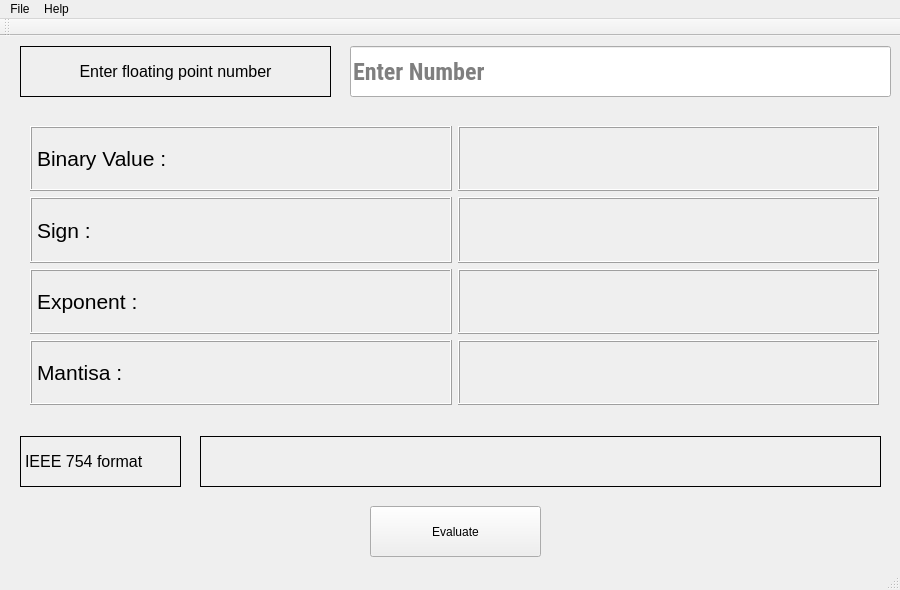
Qt form mainwindow.ui (xzeck/COA) before a commit.
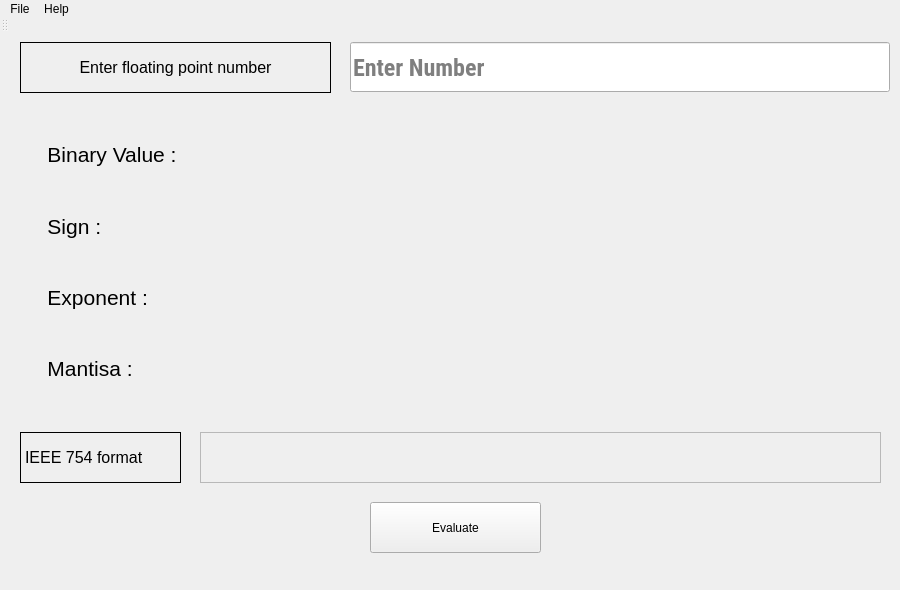
The same form after that commit.

Commit message: Bug fixes, code cleanup and changed the UI a bit still needs fixes

```diff
--- a/mainwindow.ui
+++ b/mainwindow.ui
@@ -20,7 +20,11 @@
    <string>IEE754 Converter</string>
   </property>
   <property name="autoFillBackground">
-   <bool>true</bool>
+   <bool>false</bool>
+  </property>
+  <property name="styleSheet">
+   <string notr="true">border-color: rgb(233, 30, 99);
+selection-color: rgb(170, 85, 127);</string>
   </property>
   <property name="documentMode">
    <bool>false</bool>
@@ -35,11 +39,23 @@
       <height>51</height>
      </rect>
     </property>
+    <property name="maximumSize">
+     <size>
+      <width>311</width>
+      <height>51</height>
+     </size>
+    </property>
     <property name="font">
      <font>
       <pointsize>12</pointsize>
      </font>
     </property>
+    <property name="autoFillBackground">
+     <bool>true</bool>
+    </property>
+    <property name="styleSheet">
+     <string notr="true"/>
+    </property>
     <property name="frameShape">
      <enum>QFrame::Box</enum>
     </property>
@@ -77,8 +93,8 @@
      <rect>
       <x>350</x>
       <y>10</y>
-      <width>541</width>
-      <height>51</height>
+      <width>540</width>
+      <height>50</height>
      </rect>
     </property>
     <property name="font">
@@ -92,6 +108,9 @@
     <property name="toolTip">
      <string>Type your number here</string>
     </property>
+    <property name="styleSheet">
+     <string notr="true"/>
+    </property>
     <property name="placeholderText">
      <string>Enter Number</string>
     </property>
@@ -116,37 +135,58 @@
       <layout class="QVBoxLayout" name="LabelVerticalLayout">
        <item>
         <widget class="QLabel" name="BinaryValueLabel">
+         <property name="minimumSize">
+          <size>
+           <width>100</width>
+           <height>51</height>
+          </size>
+         </property>
          <property name="font">
           <font>
            <pointsize>16</pointsize>
           </font>
          </property>
-         <property name="frameShape">
-          <enum>QFrame::Box</enum>
+         <property name="styleSheet">
+          <string notr="true"/>
          </property>
          <property name="frameShadow">
           <enum>QFrame::Raised</enum>
          </property>
+         <property name="lineWidth">
+          <number>5</number>
+         </property>
          <property name="text">
-          <string>Binary Value :</string>
+          <string>   Binary Value :</string>
+         </property>
+         <property name="margin">
+          <number>1</number>
          </property>
         </widget>
        </item>
        <item>
         <widget class="QLabel" name="Sign">
+         <property name="minimumSize">
+          <size>
+           <width>100</width>
+           <height>51</height>
+          </size>
+         </property>
          <property name="font">
           <font>
            <pointsize>16</pointsize>
           </font>
          </property>
+         <property name="styleSheet">
+          <string notr="true"/>
+         </property>
          <property name="frameShape">
-          <enum>QFrame::Box</enum>
+          <enum>QFrame::NoFrame</enum>
          </property>
          <property name="frameShadow">
           <enum>QFrame::Raised</enum>
          </property>
          <property name="text">
-          <string>Sign :</string>
+          <string>   Sign :</string>
          </property>
          <property name="alignment">
           <set>Qt::AlignLeading|Qt::AlignLeft|Qt::AlignVCenter</set>
@@ -155,19 +195,28 @@
        </item>
        <item>
         <widget class="QLabel" name="Exponent">
+         <property name="minimumSize">
+          <size>
+           <width>100</width>
+           <height>51</height>
+          </size>
+         </property>
          <property name="font">
           <font>
            <pointsize>16</pointsize>
           </font>
          </property>
+         <property name="styleSheet">
+          <string notr="true"/>
+         </property>
          <property name="frameShape">
-          <enum>QFrame::Box</enum>
+          <enum>QFrame::NoFrame</enum>
          </property>
          <property name="frameShadow">
           <enum>QFrame::Raised</enum>
          </property>
          <property name="text">
-          <string>Exponent :</string>
+          <string>   Exponent :</string>
          </property>
          <property name="alignment">
           <set>Qt::AlignLeading|Qt::AlignLeft|Qt::AlignVCenter</set>
@@ -176,19 +225,28 @@
        </item>
        <item>
         <widget class="QLabel" name="Mantisa">
+         <property name="minimumSize">
+          <size>
+           <width>100</width>
+           <height>51</height>
+          </size>
+         </property>
          <property name="font">
           <font>
            <pointsize>16</pointsize>
           </font>
          </property>
+         <property name="styleSheet">
+          <string notr="true"/>
+         </property>
          <property name="frameShape">
-          <enum>QFrame::Box</enum>
+          <enum>QFrame::NoFrame</enum>
          </property>
          <property name="frameShadow">
           <enum>QFrame::Raised</enum>
          </property>
          <property name="text">
-          <string>Mantisa :</string>
+          <string>   Mantisa :</string>
          </property>
          <property name="alignment">
           <set>Qt::AlignLeading|Qt::AlignLeft|Qt::AlignVCenter</set>
@@ -201,6 +259,12 @@
       <layout class="QVBoxLayout" name="TextVerticalLayout">
        <item>
         <widget class="QLabel" name="BinaryDisplayLabel">
+         <property name="minimumSize">
+          <size>
+           <width>100</width>
+           <height>51</height>
+          </size>
+         </property>
          <property name="font">
           <font>
            <pointsize>14</pointsize>
@@ -209,8 +273,11 @@
          <property name="toolTip">
           <string>Displays the Binary value of number you entered</string>
          </property>
+         <property name="styleSheet">
+          <string notr="true"/>
+         </property>
          <property name="frameShape">
-          <enum>QFrame::Box</enum>
+          <enum>QFrame::NoFrame</enum>
          </property>
          <property name="frameShadow">
           <enum>QFrame::Raised</enum>
@@ -222,6 +289,12 @@
        </item>
        <item>
         <widget class="QLabel" name="SignDisplayLbl">
+         <property name="minimumSize">
+          <size>
+           <width>100</width>
+           <height>51</height>
+          </size>
+         </property>
          <property name="font">
           <font>
            <pointsize>14</pointsize>
@@ -230,8 +303,12 @@
          <property name="toolTip">
           <string>Shows the sign of the number, 0 is for positive and 1 is for negative</string>
          </property>
+         <property name="styleSheet">
+          <string notr="true">
+</string>
+         </property>
          <property name="frameShape">
-          <enum>QFrame::Box</enum>
+          <enum>QFrame::NoFrame</enum>
          </property>
          <property name="frameShadow">
           <enum>QFrame::Raised</enum>
@@ -246,6 +323,12 @@
        </item>
        <item>
         <widget class="QLabel" name="ExponentDisplaylbl">
+         <property name="minimumSize">
+          <size>
+           <width>100</width>
+           <height>51</height>
+          </size>
+         </property>
          <property name="font">
           <font>
            <pointsize>14</pointsize>
@@ -254,8 +337,11 @@
          <property name="toolTip">
           <string>Shows the binary value of the exponent</string>
          </property>
+         <property name="styleSheet">
+          <string notr="true"/>
+         </property>
          <property name="frameShape">
-          <enum>QFrame::Box</enum>
+          <enum>QFrame::NoFrame</enum>
          </property>
          <property name="frameShadow">
           <enum>QFrame::Raised</enum>
@@ -267,6 +353,12 @@
        </item>
        <item>
         <widget class="QLabel" name="MantisaDisplayLbl">
+         <property name="minimumSize">
+          <size>
+           <width>100</width>
+           <height>51</height>
+          </size>
+         </property>
          <property name="font">
           <font>
            <pointsize>14</pointsize>
@@ -275,8 +367,11 @@
          <property name="toolTip">
           <string>Displays the Mantisa</string>
          </property>
+         <property name="styleSheet">
+          <string notr="true"/>
+         </property>
          <property name="frameShape">
-          <enum>QFrame::Box</enum>
+          <enum>QFrame::NoFrame</enum>
          </property>
          <property name="frameShadow">
           <enum>QFrame::Raised</enum>
@@ -304,6 +399,9 @@
       <pointsize>12</pointsize>
      </font>
     </property>
+    <property name="styleSheet">
+     <string notr="true"/>
+    </property>
     <property name="frameShape">
      <enum>QFrame::Box</enum>
     </property>
@@ -328,8 +426,14 @@
     <property name="toolTip">
      <string>Final converted format with  implied 1</string>
     </property>
+    <property name="styleSheet">
+     <string notr="true"/>
+    </property>
     <property name="frameShape">
-     <enum>QFrame::Box</enum>
+     <enum>QFrame::StyledPanel</enum>
+    </property>
+    <property name="frameShadow">
+     <enum>QFrame::Plain</enum>
     </property>
     <property name="text">
      <string/>
```
The commit also changes 4 other files.
